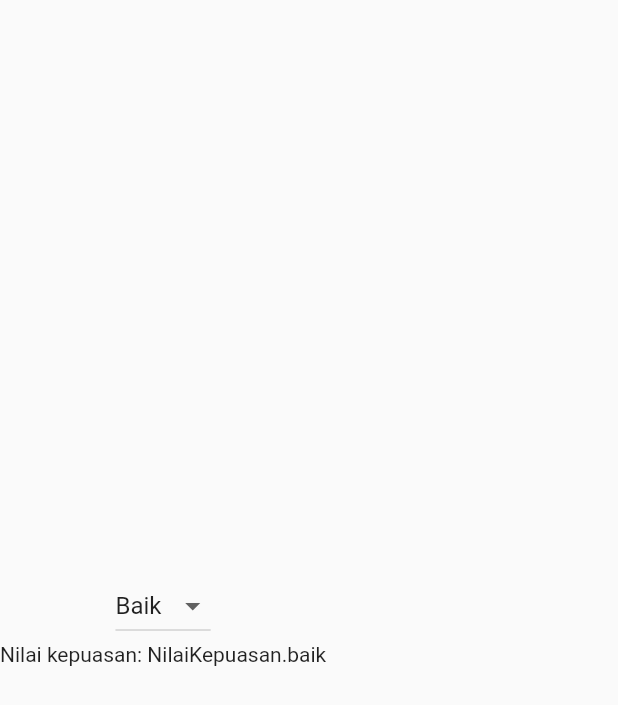
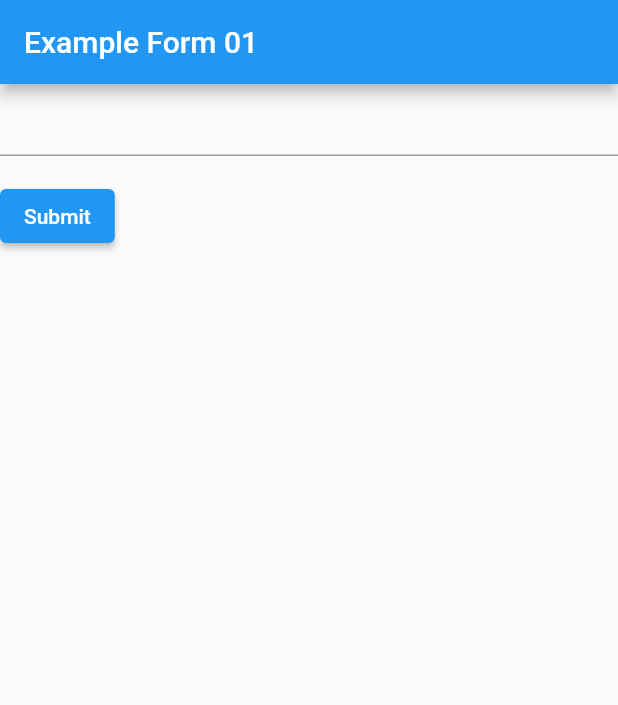
Before and after one commit to f-fathurrahman/ffr-dart-stuffs, a Flutter app: the screen it shows after launch, on a phone screen of 412 x 824 dp. Shown: the top 705 px of the screen. Run offline on Flutter 3.47's test engine with Material 2 defaults, Android fonts, the light colour scheme and no system bars; our stand-ins replace audioplayers, fl_chart, flutter_datetime_picker, image_picker, rxdart; missing offline and left inert: flutter_tex; accounts and stored records are empty; project files that could hold a hidden picture were left out.

Commit message:
Example form validation

```diff
--- /dev/null
+++ b/flutter/test_widgets_01/lib/example_form_01.dart
@@ -0,0 +1,67 @@
+import 'package:flutter/material.dart';
+
+class ExampleForm01Page extends StatelessWidget {
+  @override
+  Widget build(BuildContext context) {
+    return Scaffold(
+      appBar: AppBar(title: Text('Example Form 01')),
+      body: ExampleForm01(),
+    );
+  }
+}
+
+// Create a Form widget.
+class ExampleForm01 extends StatefulWidget {
+  @override
+  ExampleForm01State createState() {
+    return ExampleForm01State();
+  }
+}
+
+// Create a corresponding State class.
+// This class holds data related to the form.
+class ExampleForm01State extends State<ExampleForm01> {
+  // Create a global key that uniquely identifies the Form widget
+  // and allows validation of the form.
+  //
+  // Note: This is a GlobalKey<FormState>,
+  // not a GlobalKey<ExampleForm01State>.
+  final _formKey = GlobalKey<FormState>();
+
+  @override
+  Widget build(BuildContext context) {
+    // Build a Form widget using the _formKey created above.
+    return Form(
+      key: _formKey,
+      child: Column(
+        crossAxisAlignment: CrossAxisAlignment.start,
+        children: <Widget>[
+          TextFormField(
+            validator: (value) {
+              if (value.isEmpty) {
+                return 'Please enter some text';
+              }
+              return null;
+            },
+          ),
+          Padding(
+            padding: const EdgeInsets.symmetric(vertical: 16.0),
+            child: ElevatedButton(
+              onPressed: () {
+                // Validate returns true if the form is valid, or false
+                // otherwise.
+                if (_formKey.currentState.validate()) {
+                  print('Processing data ...');
+                  // If the form is valid, display a Snackbar.
+                  Scaffold.of(context)
+                      .showSnackBar(SnackBar(content: Text('Processing Data')));
+                }
+              },
+              child: Text('Submit'),
+            ),
+          ),
+        ],
+      ),
+    );
+  }
+}
--- a/flutter/test_widgets_01/lib/main.dart
+++ b/flutter/test_widgets_01/lib/main.dart
@@ -18,7 +18,8 @@ import 'package:flutter/material.dart';
 //import 'test_checkbox01.dart';
 //import 'test_checkbox02.dart';
 //import 'test_checkbox03.dart';
-import 'example_input_01.dart';
+//import 'example_input_01.dart';
+import 'example_form_01.dart';
 
 void main() {
   runApp(MyApp());
@@ -32,8 +33,9 @@ class MyApp extends StatelessWidget {
       theme: ThemeData(
         primarySwatch: Colors.blue,
       ),
-      debugShowCheckedModeBanner: true,
-      home: ExampleInput01(),
+      debugShowCheckedModeBanner: false,
+      home: ExampleForm01Page(),
+      //home: ExampleInput01(),
       //home: MyHome(),
       //home: TestDatetimePicker(),
       //home: TestDatePicker(),
```
